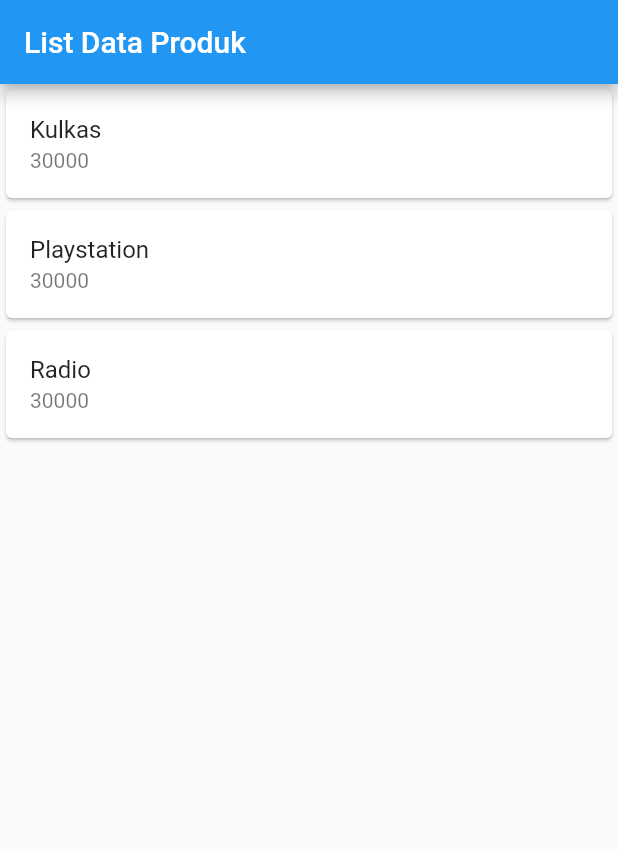
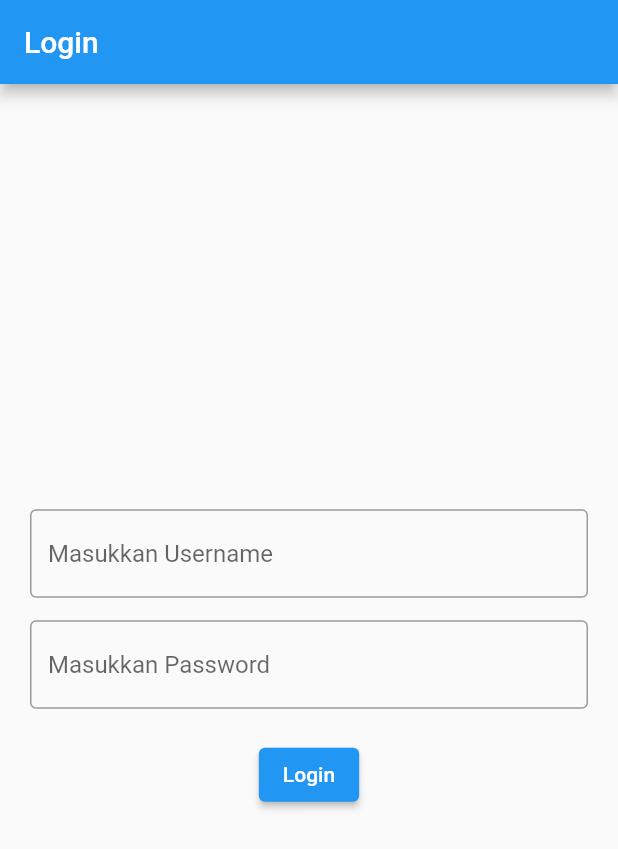
Before and after one commit to surungmanalu/MobileLab26-IFUnsoedMobile-, a Flutter app: the screen it shows after launch, on a phone screen of 412 x 824 dp. Shown: the top 849 px of the screen. Run offline on Flutter 3.47's test engine with Material 3 defaults, Android fonts, the phone set to English and light mode, and no system bars; our stand-ins replace shared_preferences.

Commit message:
feat(modul-3): implementasi routes login shared_preferences dan side menu drawer

```diff
--- /dev/null
+++ b/tokokita/lib/login_page.dart
@@ -0,0 +1,94 @@
+import 'package:flutter/material.dart';
+import 'package:shared_preferences/shared_preferences.dart';
+import 'package:tokokita/home_page.dart';
+
+class LoginPage extends StatefulWidget {
+  const LoginPage({super.key});
+
+  @override
+  State<LoginPage> createState() => _LoginPageState();
+}
+
+class _LoginPageState extends State<LoginPage> {
+  final TextEditingController _usernameController = TextEditingController();
+  final TextEditingController _passwordController = TextEditingController();
+
+  @override
+  void dispose() {
+    _usernameController.dispose();
+    _passwordController.dispose();
+    super.dispose();
+  }
+
+  void _saveUsername() async {
+    SharedPreferences prefs = await SharedPreferences.getInstance();
+    await prefs.setString('username', _usernameController.text);
+  }
+
+  Widget _showInput(TextEditingController controller, String placeholder, bool isPassword) {
+    return TextField(
+      controller: controller,
+      obscureText: isPassword,
+      decoration: InputDecoration(
+        hintText: placeholder,
+        border: const OutlineInputBorder(),
+      ),
+    );
+  }
+
+  void _showDialog(String pesan, Widget alamat) {
+    showDialog(
+      context: context,
+      builder: (context) {
+        return AlertDialog(
+          title: Text(pesan),
+          actions: [
+            TextButton(
+              child: const Text('OK'),
+              onPressed: () {
+                Navigator.pop(context); // Tutup dialog
+                Navigator.pushReplacement(
+                  context,
+                  MaterialPageRoute(builder: (context) => alamat),
+                );
+              },
+            ),
+          ],
+        );
+      },
+    );
+  }
+
+  @override
+  Widget build(BuildContext context) {
+    return Scaffold(
+      appBar: AppBar(
+        title: const Text('Login'),
+      ),
+      body: Container(
+        padding: const EdgeInsets.all(20),
+        child: Column(
+          mainAxisAlignment: MainAxisAlignment.center,
+          children: [
+            _showInput(_usernameController, 'Masukkan Username', false),
+            const SizedBox(height: 15),
+            _showInput(_passwordController, 'Masukkan Password', true),
+            const SizedBox(height: 20),
+            ElevatedButton(
+              onPressed: () {
+                if (_usernameController.text == 'admin' &&
+                    _passwordController.text == 'admin') {
+                  _saveUsername();
+                  _showDialog('Anda Berhasil Login', const HomePage());
+                } else {
+                  _showDialog('Username dan Password Salah', const LoginPage());
+                }
+              },
+              child: const Text('Login'),
+            ),
+          ],
+        ),
+      ),
+    );
+  }
+}
--- a/tokokita/lib/main.dart
+++ b/tokokita/lib/main.dart
@@ -1,5 +1,5 @@
 import 'package:flutter/material.dart';
-import 'package:tokokita/ui/produk_page.dart';
+import 'package:tokokita/login_page.dart';
 
 void main() {
   runApp(const MyApp());
@@ -17,7 +17,7 @@ class MyApp extends StatelessWidget {
         primarySwatch: Colors.blue,
         useMaterial3: false,
       ),
-      home: const ProdukPage(),
+      home: const LoginPage(),
     );
   }
 }
--- a/tokokita/pubspec.yaml
+++ b/tokokita/pubspec.yaml
@@ -35,6 +35,7 @@ dependencies:
   # The following adds the Cupertino Icons font to your application.
   # Use with the CupertinoIcons class for iOS style icons.
   cupertino_icons: ^1.0.8
+  shared_preferences: ^2.5.6
 
 dev_dependencies:
   flutter_test:
```
Also changed, not shown: tokokita/lib/about_page.dart (added, +19 -0 lines), tokokita/lib/home_page.dart (added, +42 -0 lines), tokokita/lib/sidemenu.dart (added, +66 -0 lines), tokokita/pubspec.lock, 3 other files.
